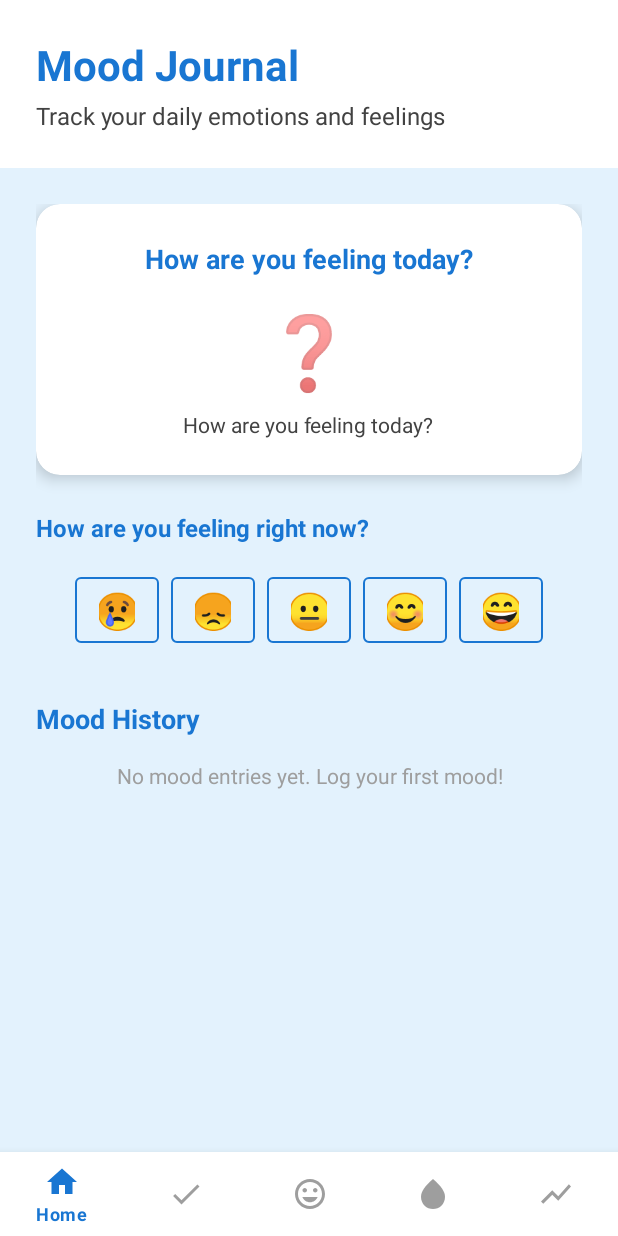
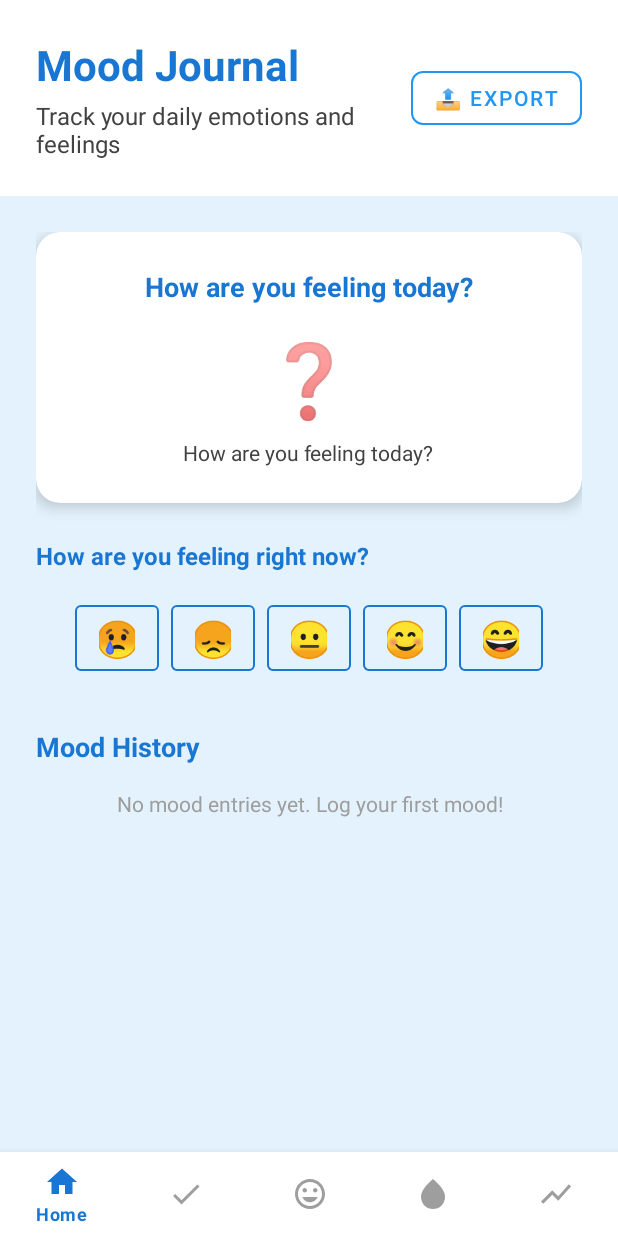
Before and after one commit to ThilinaWi/DailyCare_Wellnesstracking-app_Kotlin, an Android app: the fragment MoodJournalFragment placed in its activity, on a phone screen of 412 x 824 dp. Run offline under Robolectric (Android 15) with nearby library versions, the light colour scheme and no system bars.

Commit message:
Add mood data export functionality
- Added export button to mood journal header with professional styling
- Implemented CSV export functionality for all mood data
- Export includes date, time, mood emoji, mood value, and custom descriptions
- Share functionality allows users to export via email, messaging, or file apps
- Error handling for empty data and export failures
- User-friendly dialog messages for different export scenarios
- Data formatted in CSV format for easy import into spreadsheets
- Maintains crash-safe implementation with comprehensive error handling

```diff
--- a/app/src/main/res/layout/fragment_mood_journal.xml
+++ b/app/src/main/res/layout/fragment_mood_journal.xml
@@ -18,6 +18,18 @@
             android:padding="24dp"
             android:background="@color/white">
 
+            <LinearLayout
+                android:layout_width="match_parent"
+                android:layout_height="wrap_content"
+                android:orientation="horizontal"
+                android:gravity="center_vertical">
+
+                <LinearLayout
+                    android:layout_width="0dp"
+                    android:layout_height="wrap_content"
+                    android:layout_weight="1"
+                    android:orientation="vertical">
+
                     <TextView
                         android:layout_width="wrap_content"
                         android:layout_height="wrap_content"
@@ -33,6 +45,23 @@
                         android:textSize="16sp"
                         android:textColor="@color/dark_gray"
                         android:layout_marginTop="4dp" />
+
+                </LinearLayout>
+
+                <com.google.android.material.button.MaterialButton
+                    android:id="@+id/btnExportMoods"
+                    style="@style/Widget.MaterialComponents.Button.OutlinedButton"
+                    android:layout_width="wrap_content"
+                    android:layout_height="wrap_content"
+                    android:text="📤 Export"
+                    android:textSize="14sp"
+                    android:textColor="@color/accent_cobalt_blue"
+                    app:strokeColor="@color/accent_cobalt_blue"
+                    app:cornerRadius="8dp"
+                    android:paddingHorizontal="16dp"
+                    android:paddingVertical="8dp" />
+
+            </LinearLayout>
 
         </LinearLayout>
 
```
Also changed, not shown: app/src/main/java/com/example/dailycare/fragments/MoodJournalFragment.kt (+114 -0 lines). Lines whose indentation alone changed are shown as unchanged.
